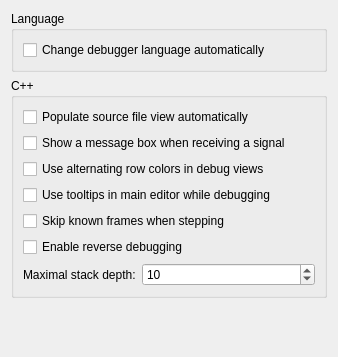
Before: the Qt Designer form src/plugins/debugger/commonoptionspage.ui in qt-creator/qt-creator, drawn with Qt 5.
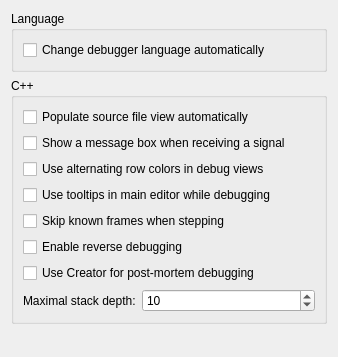
After: the same form once the commit is applied.

Commit message:
Added an option to register Creator as post-mortem debugger.
Task-number: QTCREATORBUG-450

```diff
--- a/src/plugins/debugger/commonoptionspage.ui
+++ b/src/plugins/debugger/commonoptionspage.ui
@@ -85,14 +85,24 @@
         </property>
        </widget>
       </item>
-      <item row="6" column="0">
+      <item row="6" column="0" colspan="2">
+       <widget class="QCheckBox" name="checkBoxRegisterForPostMortem">
+        <property name="toolTip">
+         <string>Register Qt Creator for debugging crashed applications.</string>
+        </property>
+        <property name="text">
+         <string>Use Creator for post-mortem debugging</string>
+        </property>
+       </widget>
+      </item>
+      <item row="7" column="0">
        <widget class="QLabel" name="labelMaximalStackDepth">
         <property name="text">
          <string>Maximal stack depth:</string>
         </property>
        </widget>
       </item>
-      <item row="6" column="1">
+      <item row="7" column="1">
        <widget class="QSpinBox" name="spinBoxMaximalStackDepth">
         <property name="layoutDirection">
          <enum>Qt::LeftToRight</enum>
```
The commit also changes 6 other files.
